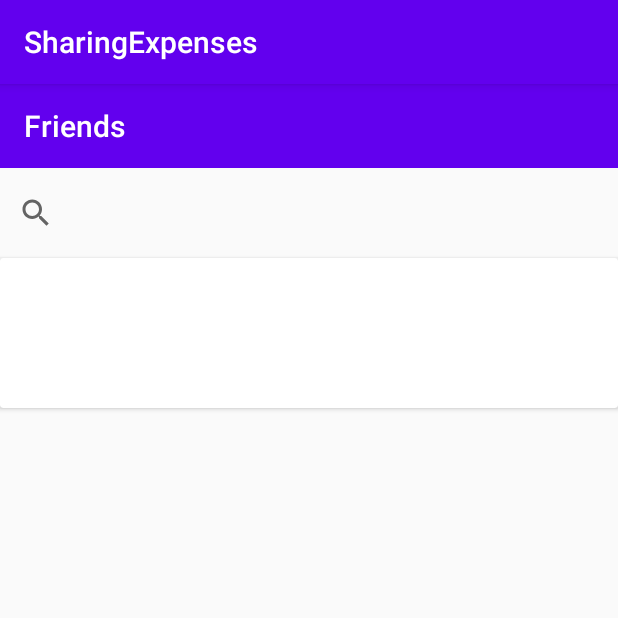
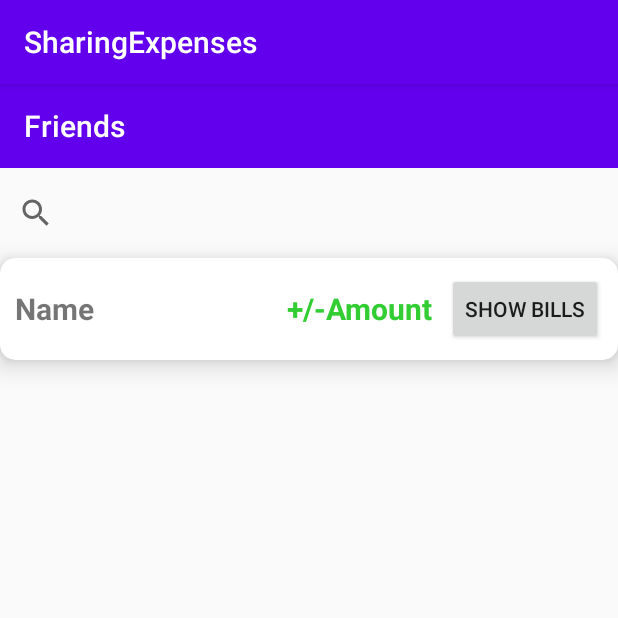
Before and after one commit to S3dany/SharingExpenses, an Android app: the FriendsActivity screen opened directly, with no data from a screen before it, on a phone screen of 412 x 824 dp, the top half of it. Run offline under Robolectric (Android 15) with nearby library versions, the phone set to English and light mode, and no system bars.

Commit message:
Added the friend cardview components: Name, +/-Amount, Show Bills button

```diff
--- a/app/src/main/res/layout/activity_friends.xml
+++ b/app/src/main/res/layout/activity_friends.xml
@@ -29,7 +29,58 @@
 
     <androidx.cardview.widget.CardView
         android:layout_width="match_parent"
-        android:layout_height="100dp"
+        android:layout_height="wrap_content"
         app:layout_constraintTop_toBottomOf="@+id/searchView3"
-        tools:layout_editor_absoluteX="1dp" />
+        tools:layout_editor_absoluteX="1dp"
+        app:cardCornerRadius="10dp"
+        app:cardElevation="10dp"
+        android:orientation="vertical">
+        <RelativeLayout
+            android:layout_width="match_parent"
+            android:layout_height="wrap_content"
+            android:layout_marginVertical="10dp"
+            android:layout_gravity="center"
+            android:gravity="center_vertical">
+
+            <TextView
+                android:id="@+id/textView"
+                android:layout_width="wrap_content"
+                android:layout_height="40dp"
+                android:layout_alignParentStart="true"
+                android:layout_alignParentLeft="true"
+                android:layout_centerVertical="true"
+                android:layout_marginStart="10dp"
+                android:layout_marginLeft="10dp"
+                android:gravity="center"
+                android:text="Name"
+                android:textSize="20sp"
+                android:textStyle="bold" />
+
+            <TextView
+                android:id="@+id/textView2"
+                android:layout_width="wrap_content"
+                android:layout_height="40dp"
+                android:layout_marginEnd="10dp"
+                android:layout_marginRight="10dp"
+                android:layout_toStartOf="@+id/button"
+                android:layout_toLeftOf="@+id/button"
+                android:layout_centerVertical="true"
+                android:gravity="center"
+                android:text="+/-Amount"
+                android:textColor="#32CD32"
+                android:textSize="20sp"
+                android:textStyle="bold" />
+
+            <Button
+                android:id="@+id/button"
+                android:layout_width="wrap_content"
+                android:layout_height="wrap_content"
+                android:layout_alignParentEnd="true"
+                android:layout_alignParentRight="true"
+                android:layout_marginEnd="10dp"
+                android:layout_marginRight="10dp"
+                android:layout_centerVertical="true"
+                android:text="Show bills" />
+        </RelativeLayout>
+    </androidx.cardview.widget.CardView>
 </androidx.constraintlayout.widget.ConstraintLayout>
```
